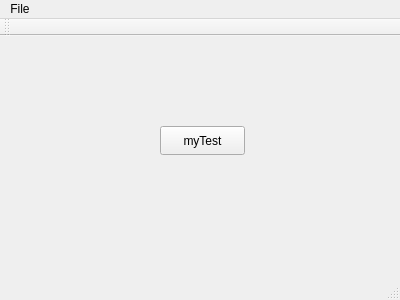
Old version of the form language/mainwindow.ui in the repository tyw66/exQt.
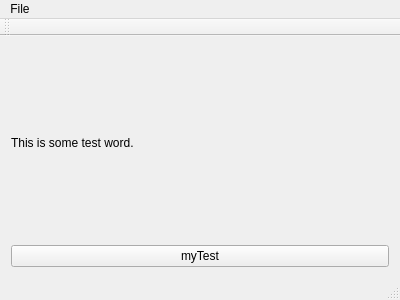
New version of the form.

Patch:
```diff
--- a/language/mainwindow.ui
+++ b/language/mainwindow.ui
@@ -14,19 +14,22 @@
    <string>MainWindow</string>
   </property>
   <widget class="QWidget" name="centralWidget">
+   <layout class="QVBoxLayout" name="verticalLayout">
+    <item>
+     <widget class="QLabel" name="label">
+      <property name="text">
+       <string>This is some test word.</string>
+      </property>
+     </widget>
+    </item>
+    <item>
    <widget class="QPushButton" name="pushButton">
-    <property name="geometry">
-     <rect>
-      <x>160</x>
-      <y>90</y>
-      <width>85</width>
-      <height>29</height>
-     </rect>
-    </property>
     <property name="text">
      <string>myTest</string>
     </property>
    </widget>
+    </item>
+   </layout>
   </widget>
   <widget class="QMenuBar" name="menuBar">
    <property name="geometry">
```
Lines whose indentation alone changed are shown as unchanged.
